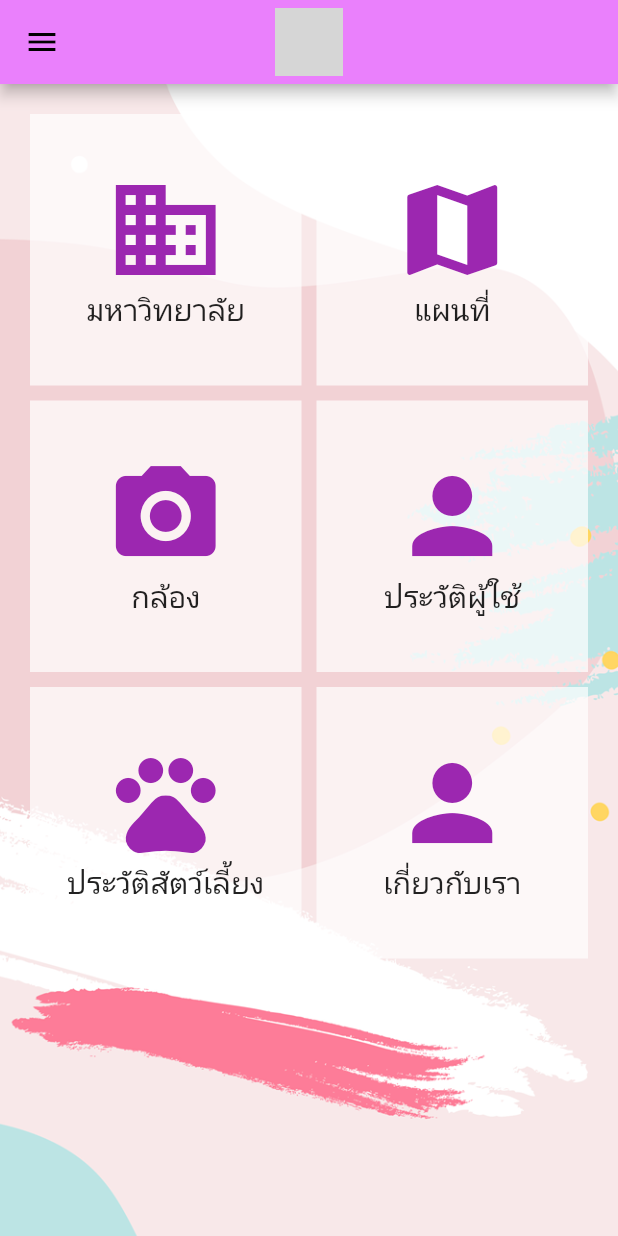
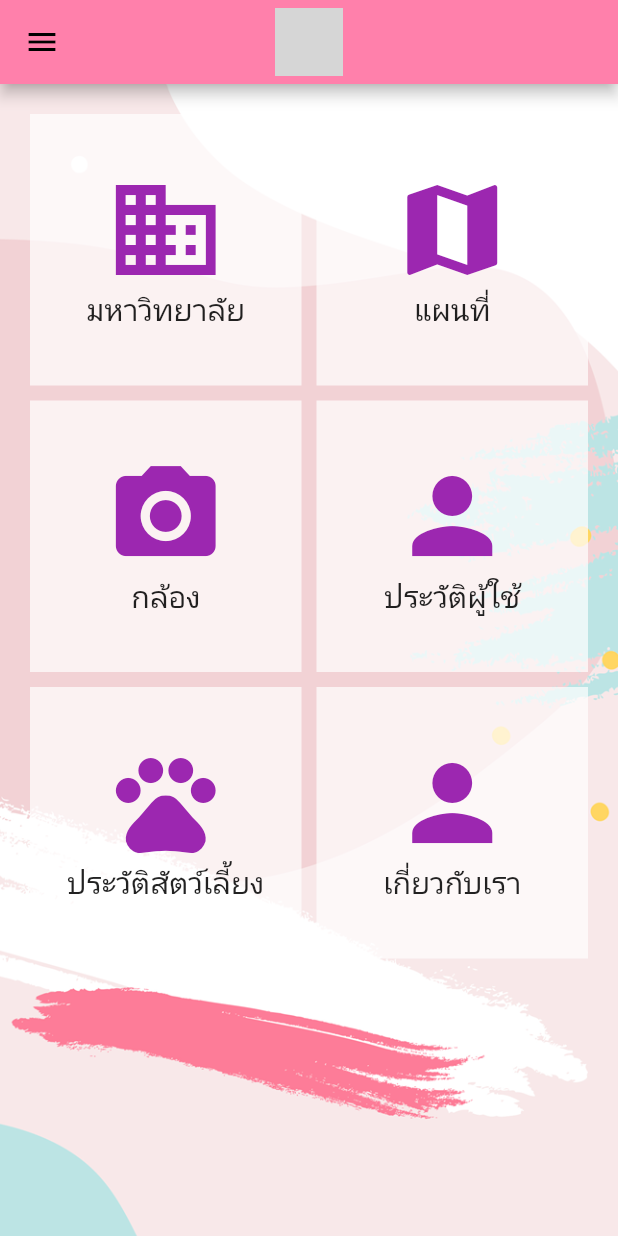
Before and after one commit to nakaren1234/Pet, a Flutter app: the HomePage screen opened directly, on a phone screen of 412 x 824 dp. Run offline on Flutter 3.47's test engine with Material 2 defaults, Android fonts, the phone set to English and light mode, and no system bars; our stand-ins replace firebase_auth, firebase_core, pull_to_refresh, webview_flutter; accounts and stored records are empty; grey boxes are pictures that could not be loaded.

Commit message:
chang color
แก้สีแอพบรา

```diff
--- a/lib/pages/HomePage.dart
+++ b/lib/pages/HomePage.dart
@@ -18,7 +18,7 @@ class _HomePageState extends State<HomePage> {
     return Scaffold(
       drawer: Menu(),
       appBar: AppBar(
-        // backgroundColor: Colors.pinkAccent[100],
+        backgroundColor: Colors.pinkAccent[100],
         centerTitle: true,
         title: const Logo(),
       ),
```
